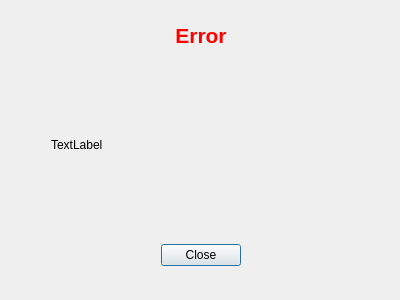
Qt form Code/Mantid/scripts/FilterEvents/ErrorMessage.ui (mantidproject/mantid) before a commit.
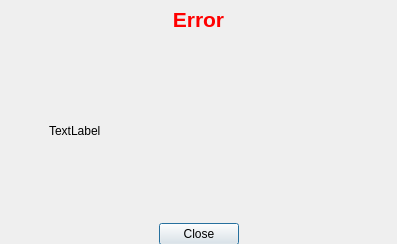
The same form after that commit.

Commit message: Minor change in error dialog. Refs #10360.

The edit to the form file:
```diff
--- a/Code/Mantid/scripts/FilterEvents/ErrorMessage.ui
+++ b/Code/Mantid/scripts/FilterEvents/ErrorMessage.ui
@@ -6,8 +6,8 @@
    <rect>
     <x>0</x>
     <y>0</y>
-    <width>400</width>
-    <height>300</height>
+    <width>397</width>
+    <height>244</height>
    </rect>
   </property>
   <property name="minimumSize">
@@ -19,16 +19,21 @@
   <property name="windowTitle">
    <string>Dialog</string>
   </property>
-  <widget class="QWidget" name="horizontalLayoutWidget">
+  <widget class="QWidget" name="">
    <property name="geometry">
     <rect>
      <x>0</x>
      <y>0</y>
-     <width>401</width>
-     <height>71</height>
+     <width>397</width>
+     <height>245</height>
     </rect>
    </property>
-   <layout class="QHBoxLayout" name="horizontalLayout">
+   <layout class="QVBoxLayout" name="verticalLayout_3">
+    <item>
+     <layout class="QHBoxLayout" name="horizontalLayout_5">
+      <property name="sizeConstraint">
+       <enum>QLayout::SetMinimumSize</enum>
+      </property>
     <item>
      <spacer name="horizontalSpacer">
       <property name="orientation">
@@ -44,6 +49,12 @@
     </item>
     <item>
      <widget class="QLabel" name="label_title">
+        <property name="sizePolicy">
+         <sizepolicy hsizetype="Expanding" vsizetype="Expanding">
+          <horstretch>0</horstretch>
+          <verstretch>0</verstretch>
+         </sizepolicy>
+        </property>
       <property name="minimumSize">
        <size>
         <width>80</width>
@@ -82,17 +93,25 @@
      </spacer>
     </item>
    </layout>
-  </widget>
-  <widget class="QWidget" name="horizontalLayoutWidget_2">
-   <property name="geometry">
-    <rect>
-     <x>0</x>
-     <y>70</y>
-     <width>401</width>
-     <height>151</height>
-    </rect>
-   </property>
-   <layout class="QHBoxLayout" name="horizontalLayout_2">
+    </item>
+    <item>
+     <spacer name="verticalSpacer_2">
+      <property name="orientation">
+       <enum>Qt::Vertical</enum>
+      </property>
+      <property name="sizeHint" stdset="0">
+       <size>
+        <width>20</width>
+        <height>40</height>
+       </size>
+      </property>
+     </spacer>
+    </item>
+    <item>
+     <layout class="QHBoxLayout" name="horizontalLayout_6">
+      <property name="sizeConstraint">
+       <enum>QLayout::SetMinimumSize</enum>
+      </property>
     <item>
      <spacer name="horizontalSpacer_3">
       <property name="orientation">
@@ -100,14 +119,20 @@
       </property>
       <property name="sizeHint" stdset="0">
        <size>
-        <width>40</width>
-        <height>20</height>
+          <width>41</width>
+          <height>146</height>
        </size>
       </property>
      </spacer>
     </item>
     <item>
      <widget class="QLabel" name="label_errmsg">
+        <property name="sizePolicy">
+         <sizepolicy hsizetype="Expanding" vsizetype="Preferred">
+          <horstretch>0</horstretch>
+          <verstretch>0</verstretch>
+         </sizepolicy>
+        </property>
       <property name="minimumSize">
        <size>
         <width>300</width>
@@ -136,17 +161,25 @@
      </spacer>
     </item>
    </layout>
-  </widget>
-  <widget class="QWidget" name="horizontalLayoutWidget_3">
-   <property name="geometry">
-    <rect>
-     <x>0</x>
-     <y>220</y>
-     <width>401</width>
-     <height>71</height>
-    </rect>
-   </property>
-   <layout class="QHBoxLayout" name="horizontalLayout_3">
+    </item>
+    <item>
+     <spacer name="verticalSpacer">
+      <property name="orientation">
+       <enum>Qt::Vertical</enum>
+      </property>
+      <property name="sizeHint" stdset="0">
+       <size>
+        <width>20</width>
+        <height>40</height>
+       </size>
+      </property>
+     </spacer>
+    </item>
+    <item>
+     <layout class="QHBoxLayout" name="horizontalLayout_7">
+      <property name="sizeConstraint">
+       <enum>QLayout::SetMinimumSize</enum>
+      </property>
     <item>
      <spacer name="horizontalSpacer_5">
       <property name="orientation">
@@ -181,6 +214,8 @@
      </spacer>
     </item>
    </layout>
+    </item>
+   </layout>
   </widget>
  </widget>
  <resources/>
```
Left out of the diff: 11 changed lines with no effect on the pictures. Lines whose indentation alone changed are shown as unchanged. The commit also changes 1 other file.
